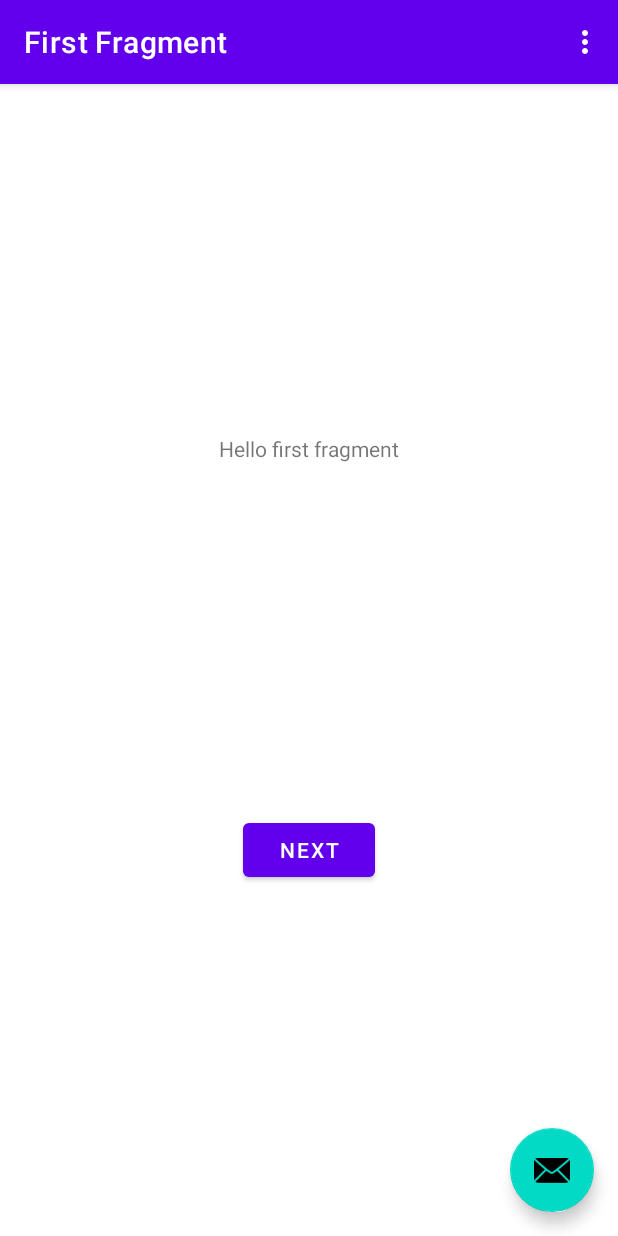
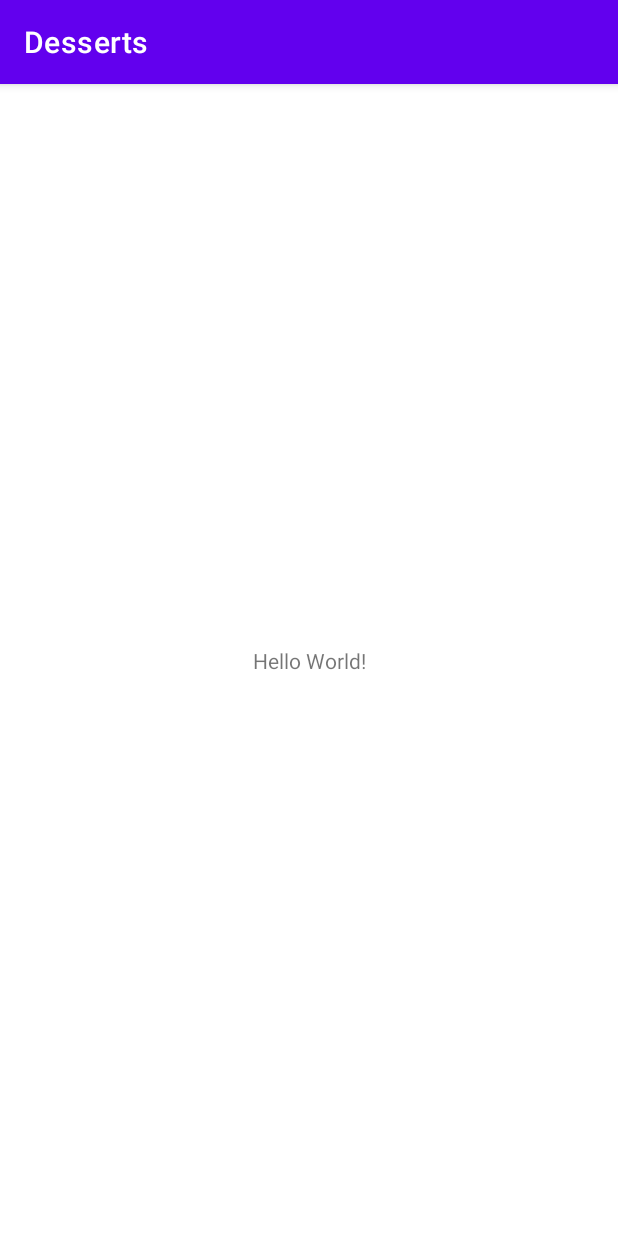
Before and after one commit to ETS-Android5/Sweet_Tooth, an Android app: the screen it shows after launch (MainActivity), on a phone screen of 412 x 824 dp. Run offline under Robolectric (Android 15) with nearby library versions, the phone set to English and light mode, and no system bars.

Commit message:
feat - Empty Template.
Empty Activity added to replace Basic Activity.

```diff
--- a/Desserts/app/src/main/AndroidManifest.xml
+++ b/Desserts/app/src/main/AndroidManifest.xml
@@ -11,9 +11,7 @@
         android:theme="@style/Theme.Desserts">
         <activity
             android:name=".MainActivity"
-            android:exported="true"
-            android:label="@string/app_name"
-            android:theme="@style/Theme.Desserts.NoActionBar">
+            android:exported="true">
             <intent-filter>
                 <action android:name="android.intent.action.MAIN" />
 
--- a/Desserts/app/src/main/java/com/example/desserts/FirstFragment.java
+++ /dev/null
@@ -1,47 +0,0 @@
-package com.example.desserts;
-
-import android.os.Bundle;
-import android.view.LayoutInflater;
-import android.view.View;
-import android.view.ViewGroup;
-
-import androidx.annotation.NonNull;
-import androidx.fragment.app.Fragment;
-import androidx.navigation.fragment.NavHostFragment;
-
-import com.example.desserts.databinding.FragmentFirstBinding;
-
-public class FirstFragment extends Fragment {
-
-    private FragmentFirstBinding binding;
-
-    @Override
-    public View onCreateView(
-            LayoutInflater inflater, ViewGroup container,
-            Bundle savedInstanceState
-    ) {
-
-        binding = FragmentFirstBinding.inflate(inflater, container, false);
-        return binding.getRoot();
-
-    }
-
-    public void onViewCreated(@NonNull View view, Bundle savedInstanceState) {
-        super.onViewCreated(view, savedInstanceState);
-
-        binding.buttonFirst.setOnClickListener(new View.OnClickListener() {
-            @Override
-            public void onClick(View view) {
-                NavHostFragment.findNavController(FirstFragment.this)
-                        .navigate(R.id.action_FirstFragment_to_SecondFragment);
-            }
-        });
-    }
-
-    @Override
-    public void onDestroyView() {
-        super.onDestroyView();
-        binding = null;
-    }
-
-}
--- a/Desserts/app/src/main/java/com/example/desserts/MainActivity.java
+++ b/Desserts/app/src/main/java/com/example/desserts/MainActivity.java
@@ -1,76 +1,14 @@
 package com.example.desserts;
+
+import androidx.appcompat.app.AppCompatActivity;
 
 import android.os.Bundle;
 
-import com.google.android.material.snackbar.Snackbar;
-
-import androidx.appcompat.app.AppCompatActivity;
-
-import android.view.View;
-
-import androidx.navigation.NavController;
-import androidx.navigation.Navigation;
-import androidx.navigation.ui.AppBarConfiguration;
-import androidx.navigation.ui.NavigationUI;
-
-import com.example.desserts.databinding.ActivityMainBinding;
-
-import android.view.Menu;
-import android.view.MenuItem;
-
 public class MainActivity extends AppCompatActivity {
-
-    private AppBarConfiguration appBarConfiguration;
-    private ActivityMainBinding binding;
 
     @Override
     protected void onCreate(Bundle savedInstanceState) {
         super.onCreate(savedInstanceState);
-
-        binding = ActivityMainBinding.inflate(getLayoutInflater());
-        setContentView(binding.getRoot());
-
-        setSupportActionBar(binding.toolbar);
-
-        NavController navController = Navigation.findNavController(this, R.id.nav_host_fragment_content_main);
-        appBarConfiguration = new AppBarConfiguration.Builder(navController.getGraph()).build();
-        NavigationUI.setupActionBarWithNavController(this, navController, appBarConfiguration);
-
-        binding.fab.setOnClickListener(new View.OnClickListener() {
-            @Override
-            public void onClick(View view) {
-                Snackbar.make(view, "Replace with your own action", Snackbar.LENGTH_LONG)
-                        .setAction("Action", null).show();
-            }
-        });
-    }
-
-    @Override
-    public boolean onCreateOptionsMenu(Menu menu) {
-        // Inflate the menu; this adds items to the action bar if it is present.
-        getMenuInflater().inflate(R.menu.menu_main, menu);
-        return true;
-    }
-
-    @Override
-    public boolean onOptionsItemSelected(MenuItem item) {
-        // Handle action bar item clicks here. The action bar will
-        // automatically handle clicks on the Home/Up button, so long
-        // as you specify a parent activity in AndroidManifest.xml.
-        int id = item.getItemId();
-
-        //noinspection SimplifiableIfStatement
-        if (id == R.id.action_settings) {
-            return true;
-        }
-
-        return super.onOptionsItemSelected(item);
-    }
-
-    @Override
-    public boolean onSupportNavigateUp() {
-        NavController navController = Navigation.findNavController(this, R.id.nav_host_fragment_content_main);
-        return NavigationUI.navigateUp(navController, appBarConfiguration)
-                || super.onSupportNavigateUp();
+        setContentView(R.layout.activity_main);
     }
 }
--- a/Desserts/app/src/main/res/layout/activity_main.xml
+++ b/Desserts/app/src/main/res/layout/activity_main.xml
@@ -1,34 +1,18 @@
 <?xml version="1.0" encoding="utf-8"?>
-<androidx.coordinatorlayout.widget.CoordinatorLayout xmlns:android="http://schemas.android.com/apk/res/android"
+<androidx.constraintlayout.widget.ConstraintLayout xmlns:android="http://schemas.android.com/apk/res/android"
     xmlns:app="http://schemas.android.com/apk/res-auto"
     xmlns:tools="http://schemas.android.com/tools"
     android:layout_width="match_parent"
     android:layout_height="match_parent"
     tools:context=".MainActivity">
 
-    <com.google.android.material.appbar.AppBarLayout
-        android:layout_width="match_parent"
-        android:layout_height="wrap_content"
-        android:theme="@style/Theme.Desserts.AppBarOverlay">
-
-        <androidx.appcompat.widget.Toolbar
-            android:id="@+id/toolbar"
-            android:layout_width="match_parent"
-            android:layout_height="?attr/actionBarSize"
-            android:background="?attr/colorPrimary"
-            app:popupTheme="@style/Theme.Desserts.PopupOverlay" />
-
-    </com.google.android.material.appbar.AppBarLayout>
-
-    <com.google.android.material.floatingactionbutton.FloatingActionButton
-        android:id="@+id/fab"
+    <TextView
         android:layout_width="wrap_content"
         android:layout_height="wrap_content"
-        android:layout_gravity="bottom|end"
-        android:layout_marginEnd="@dimen/fab_margin"
-        android:layout_marginBottom="16dp"
-        app:srcCompat="@android:drawable/ic_dialog_email" />
+        android:text="Hello World!"
+        app:layout_constraintBottom_toBottomOf="parent"
+        app:layout_constraintLeft_toLeftOf="parent"
+        app:layout_constraintRight_toRightOf="parent"
+        app:layout_constraintTop_toTopOf="parent" />
 
-    <include layout="@layout/content_main" />
-
-</androidx.coordinatorlayout.widget.CoordinatorLayout>
+</androidx.constraintlayout.widget.ConstraintLayout>
--- a/Desserts/app/src/main/res/layout/content_main.xml
+++ /dev/null
@@ -1,19 +0,0 @@
-<?xml version="1.0" encoding="utf-8"?>
-<androidx.constraintlayout.widget.ConstraintLayout xmlns:android="http://schemas.android.com/apk/res/android"
-    xmlns:app="http://schemas.android.com/apk/res-auto"
-    android:layout_width="match_parent"
-    android:layout_height="match_parent"
-    app:layout_behavior="@string/appbar_scrolling_view_behavior">
-
-    <fragment
-        android:id="@+id/nav_host_fragment_content_main"
-        android:name="androidx.navigation.fragment.NavHostFragment"
-        android:layout_width="0dp"
-        android:layout_height="0dp"
-        app:defaultNavHost="true"
-        app:layout_constraintBottom_toBottomOf="parent"
-        app:layout_constraintLeft_toLeftOf="parent"
-        app:layout_constraintRight_toRightOf="parent"
-        app:layout_constraintTop_toTopOf="parent"
-        app:navGraph="@navigation/nav_graph" />
-</androidx.constraintlayout.widget.ConstraintLayout>
--- a/Desserts/app/src/main/res/layout/fragment_first.xml
+++ /dev/null
@@ -1,28 +0,0 @@
-<?xml version="1.0" encoding="utf-8"?>
-<androidx.constraintlayout.widget.ConstraintLayout xmlns:android="http://schemas.android.com/apk/res/android"
-    xmlns:app="http://schemas.android.com/apk/res-auto"
-    xmlns:tools="http://schemas.android.com/tools"
-    android:layout_width="match_parent"
-    android:layout_height="match_parent"
-    tools:context=".FirstFragment">
-
-    <Button
-        android:id="@+id/button_first"
-        android:layout_width="wrap_content"
-        android:layout_height="wrap_content"
-        android:text="@string/next"
-        app:layout_constraintBottom_toBottomOf="parent"
-        app:layout_constraintEnd_toEndOf="parent"
-        app:layout_constraintStart_toStartOf="parent"
-        app:layout_constraintTop_toBottomOf="@id/textview_first" />
-
-    <TextView
-        android:id="@+id/textview_first"
-        android:layout_width="wrap_content"
-        android:layout_height="wrap_content"
-        android:text="@string/hello_first_fragment"
-        app:layout_constraintBottom_toTopOf="@id/button_first"
-        app:layout_constraintEnd_toEndOf="parent"
-        app:layout_constraintStart_toStartOf="parent"
-        app:layout_constraintTop_toTopOf="parent" />
-</androidx.constraintlayout.widget.ConstraintLayout>
--- a/Desserts/app/src/main/res/menu/menu_main.xml
+++ /dev/null
@@ -1,10 +0,0 @@
-<menu xmlns:android="http://schemas.android.com/apk/res/android"
-    xmlns:app="http://schemas.android.com/apk/res-auto"
-    xmlns:tools="http://schemas.android.com/tools"
-    tools:context="com.example.desserts.MainActivity">
-    <item
-        android:id="@+id/action_settings"
-        android:orderInCategory="100"
-        android:title="@string/action_settings"
-        app:showAsAction="never" />
-</menu>
--- a/Desserts/app/src/main/res/navigation/nav_graph.xml
+++ /dev/null
@@ -1,28 +0,0 @@
-<?xml version="1.0" encoding="utf-8"?>
-<navigation xmlns:android="http://schemas.android.com/apk/res/android"
-    xmlns:app="http://schemas.android.com/apk/res-auto"
-    xmlns:tools="http://schemas.android.com/tools"
-    android:id="@+id/nav_graph"
-    app:startDestination="@id/FirstFragment">
-
-    <fragment
-        android:id="@+id/FirstFragment"
-        android:name="com.example.desserts.FirstFragment"
-        android:label="@string/first_fragment_label"
-        tools:layout="@layout/fragment_first">
-
-        <action
-            android:id="@+id/action_FirstFragment_to_SecondFragment"
-            app:destination="@id/SecondFragment" />
-    </fragment>
-    <fragment
-        android:id="@+id/SecondFragment"
-        android:name="com.example.desserts.SecondFragment"
-        android:label="@string/second_fragment_label"
-        tools:layout="@layout/fragment_second">
-
-        <action
-            android:id="@+id/action_SecondFragment_to_FirstFragment"
-            app:destination="@id/FirstFragment" />
-    </fragment>
-</navigation>
--- a/Desserts/app/src/main/res/values-land/dimens.xml
+++ /dev/null
@@ -1,3 +0,0 @@
-<resources>
-    <dimen name="fab_margin">48dp</dimen>
-</resources>
--- a/Desserts/app/src/main/res/values-w1240dp/dimens.xml
+++ /dev/null
@@ -1,3 +0,0 @@
-<resources>
-    <dimen name="fab_margin">200dp</dimen>
-</resources>
--- a/Desserts/app/src/main/res/values-w600dp/dimens.xml
+++ /dev/null
@@ -1,3 +0,0 @@
-<resources>
-    <dimen name="fab_margin">48dp</dimen>
-</resources>
--- a/Desserts/app/src/main/res/values/dimens.xml
+++ /dev/null
@@ -1,3 +0,0 @@
-<resources>
-    <dimen name="fab_margin">16dp</dimen>
-</resources>
--- a/Desserts/app/src/main/res/values/strings.xml
+++ b/Desserts/app/src/main/res/values/strings.xml
@@ -1,12 +1,3 @@
 <resources>
     <string name="app_name">Desserts</string>
-    <string name="action_settings">Settings</string>
-    <!-- Strings used for fragments for navigation -->
-    <string name="first_fragment_label">First Fragment</string>
-    <string name="second_fragment_label">Second Fragment</string>
-    <string name="next">Next</string>
-    <string name="previous">Previous</string>
-
-    <string name="hello_first_fragment">Hello first fragment</string>
-    <string name="hello_second_fragment">Hello second fragment. Arg: %1$s</string>
 </resources>
--- a/Desserts/app/src/main/res/values/themes.xml
+++ b/Desserts/app/src/main/res/values/themes.xml
@@ -13,13 +13,4 @@
         <item name="android:statusBarColor" tools:targetApi="l">?attr/colorPrimaryVariant</item>
         <!-- Customize your theme here. -->
     </style>
-
-    <style name="Theme.Desserts.NoActionBar">
-        <item name="windowActionBar">false</item>
-        <item name="windowNoTitle">true</item>
-    </style>
-
-    <style name="Theme.Desserts.AppBarOverlay" parent="ThemeOverlay.AppCompat.Dark.ActionBar" />
-
-    <style name="Theme.Desserts.PopupOverlay" parent="ThemeOverlay.AppCompat.Light" />
 </resources>
```
Also changed, not shown: Desserts/app/build.gradle (+5 -10 lines), Desserts/app/src/main/java/com/example/desserts/SecondFragment.java (deleted, +0 -47 lines), Desserts/app/src/main/res/layout/fragment_second.xml (deleted, +0 -27 lines), Desserts/gradle/wrapper/gradle-wrapper.properties.
